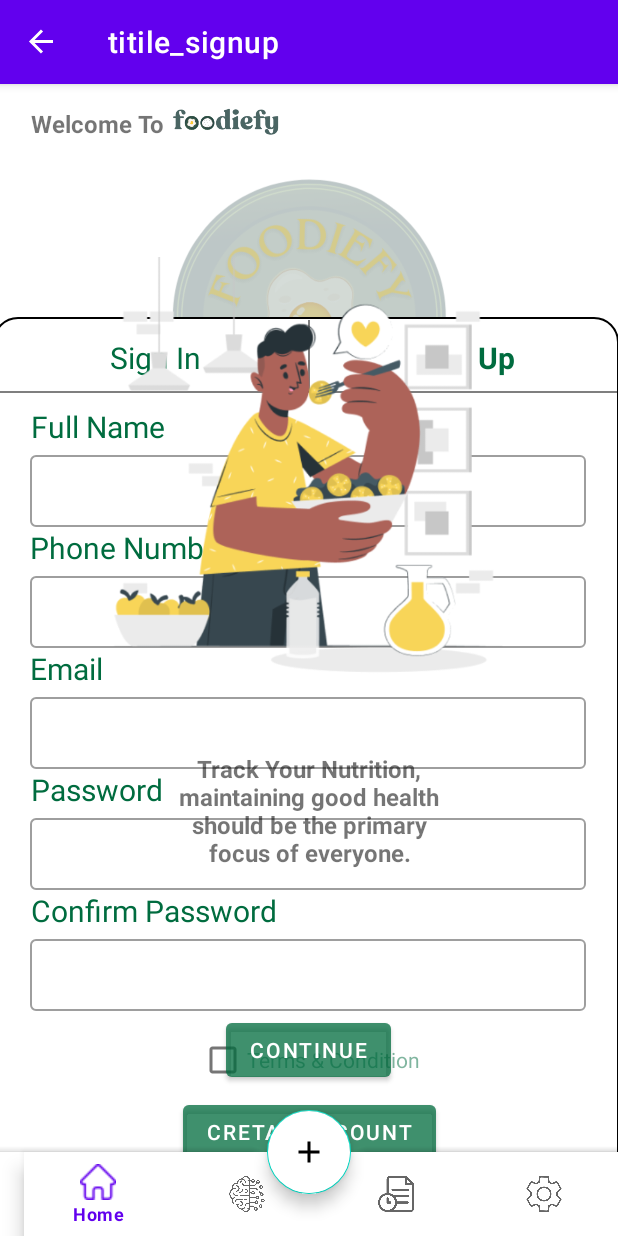
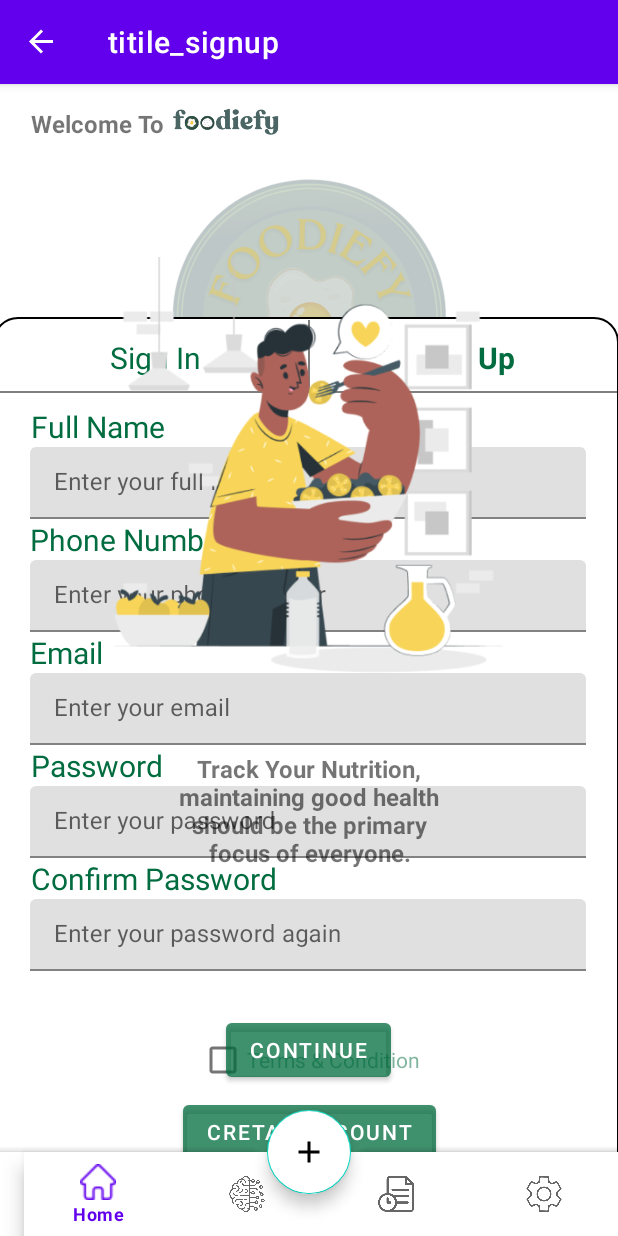
Before and after one commit to Someonelse2309/CapstoneProject-Foodiefy, an Android app: the SignUpFragment screen opened through its navigation route, on a phone screen of 412 x 824 dp. Run offline under Robolectric (Android 15) with nearby library versions, the phone set to English and light mode, and no system bars; our stand-ins replace navigation-ui.

Commit message:
xml sign up

```diff
--- a/Mobile Development/app/src/main/res/layout/fragment_sign_in.xml
+++ b/Mobile Development/app/src/main/res/layout/fragment_sign_in.xml
@@ -92,7 +92,7 @@
         android:text="@string/email_text"
         android:textColor="#006C3F"
         android:textSize="20sp"
-        android:layout_marginStart="21dp"
+        android:layout_marginStart="25dp"
         app:layout_constraintTop_toBottomOf="@+id/garis_vertical"
         app:layout_constraintStart_toStartOf="parent"
         android:layout_marginTop="20dp"/>
@@ -108,7 +108,7 @@
 
         <com.google.android.material.textfield.TextInputEditText
             android:id="@+id/emailEdit"
-            android:layout_marginStart="21dp"
+            android:layout_marginStart="25dp"
             android:layout_width="match_parent"
             android:layout_height="wrap_content"
             android:hint="@string/hint_email"
@@ -126,7 +126,7 @@
         android:textColor="#006C3F"
         android:layout_marginTop="20dp"
         android:textSize="20sp"
-        android:layout_marginStart="21dp"
+        android:layout_marginStart="25dp"
         app:layout_constraintTop_toBottomOf="@+id/editEmail"
         app:layout_constraintStart_toStartOf="parent"/>
 
--- a/Mobile Development/app/src/main/res/layout/fragment_sign_up.xml
+++ b/Mobile Development/app/src/main/res/layout/fragment_sign_up.xml
@@ -97,13 +97,13 @@
 
     <com.google.android.material.textfield.TextInputLayout
         android:id="@+id/editNama"
-        style="@style/Widget.MaterialComponents.TextInputLayout.OutlinedBox"
         android:layout_width="0dp"
         android:layout_height="wrap_content"
         android:layout_marginEnd="21dp"
         android:layout_marginTop="0dp"
         android:layout_marginStart="20dp"
         app:layout_constraintEnd_toEndOf="parent"
+        android:hint="@string/hint_name"
         app:layout_constraintStart_toStartOf="parent"
         app:layout_constraintTop_toBottomOf="@+id/textNama">
 
@@ -131,7 +131,6 @@
 
     <com.google.android.material.textfield.TextInputLayout
         android:id="@+id/editNomor"
-        style="@style/Widget.MaterialComponents.TextInputLayout.OutlinedBox"
         android:layout_width="0dp"
         android:layout_height="wrap_content"
         android:layout_marginEnd="21dp"
@@ -139,13 +138,14 @@
         android:layout_marginStart="20dp"
         app:layout_constraintEnd_toEndOf="parent"
         app:layout_constraintStart_toStartOf="parent"
+        android:hint="@string/hint_phone"
         app:layout_constraintTop_toBottomOf="@+id/textNomor">
 
         <com.google.android.material.textfield.TextInputEditText
             android:id="@+id/editNomor2"
             android:layout_width="match_parent"
             android:layout_height="48dp"
-            android:inputType="textEmailAddress"
+            android:inputType="number"
             tools:ignore="SpeakableTextPresentCheck"  />
     </com.google.android.material.textfield.TextInputLayout>
 
@@ -167,7 +167,6 @@
 
     <com.google.android.material.textfield.TextInputLayout
         android:id="@+id/editEmail"
-        style="@style/Widget.MaterialComponents.TextInputLayout.OutlinedBox"
         android:layout_width="0dp"
         android:layout_height="wrap_content"
         android:layout_marginEnd="21dp"
@@ -175,6 +174,7 @@
         android:layout_marginStart="20dp"
         app:layout_constraintEnd_toEndOf="parent"
         app:layout_constraintStart_toStartOf="parent"
+        android:hint="@string/hint_email"
         app:layout_constraintTop_toBottomOf="@+id/emailText">
 
         <com.google.android.material.textfield.TextInputEditText
@@ -202,7 +202,6 @@
 
     <com.google.android.material.textfield.TextInputLayout
         android:id="@+id/editPassword"
-        style="@style/Widget.MaterialComponents.TextInputLayout.OutlinedBox"
         android:layout_width="0dp"
         android:layout_height="wrap_content"
         android:layout_marginEnd="21dp"
@@ -210,6 +209,7 @@
         android:layout_marginStart="20dp"
         app:layout_constraintEnd_toEndOf="parent"
         app:layout_constraintStart_toStartOf="parent"
+        android:hint="@string/hint_pass"
         app:layout_constraintTop_toBottomOf="@+id/passwordText">
 
         <com.google.android.material.textfield.TextInputEditText
@@ -237,7 +237,6 @@
 
     <com.google.android.material.textfield.TextInputLayout
         android:id="@+id/editConfirmPass"
-        style="@style/Widget.MaterialComponents.TextInputLayout.OutlinedBox"
         android:layout_width="0dp"
         android:layout_height="wrap_content"
         android:layout_marginEnd="21dp"
@@ -245,13 +244,14 @@
         android:layout_marginStart="20dp"
         app:layout_constraintEnd_toEndOf="parent"
         app:layout_constraintStart_toStartOf="parent"
+        android:hint="@string/hint_confirm_pass"
         app:layout_constraintTop_toBottomOf="@+id/confirmpassText">
 
         <com.google.android.material.textfield.TextInputEditText
             android:id="@+id/editConfirmPass2"
             android:layout_width="match_parent"
             android:layout_height="48dp"
-            android:inputType="textEmailAddress"
+            android:inputType="textPassword"
             tools:ignore="SpeakableTextPresentCheck"  />
     </com.google.android.material.textfield.TextInputLayout>
 
--- a/Mobile Development/app/src/main/res/values/strings.xml
+++ b/Mobile Development/app/src/main/res/values/strings.xml
@@ -75,4 +75,7 @@
     <string name="hint_email">Enter your email</string>
     <string name="hint_pass">Enter your password</string>
     <string name="emailtext">aaaaaaaaaa</string>
+    <string name="hint_name">Enter your full name</string>
+    <string name="hint_phone">Enter your phone number</string>
+    <string name="hint_confirm_pass">Enter your password again</string>
 </resources>
```
